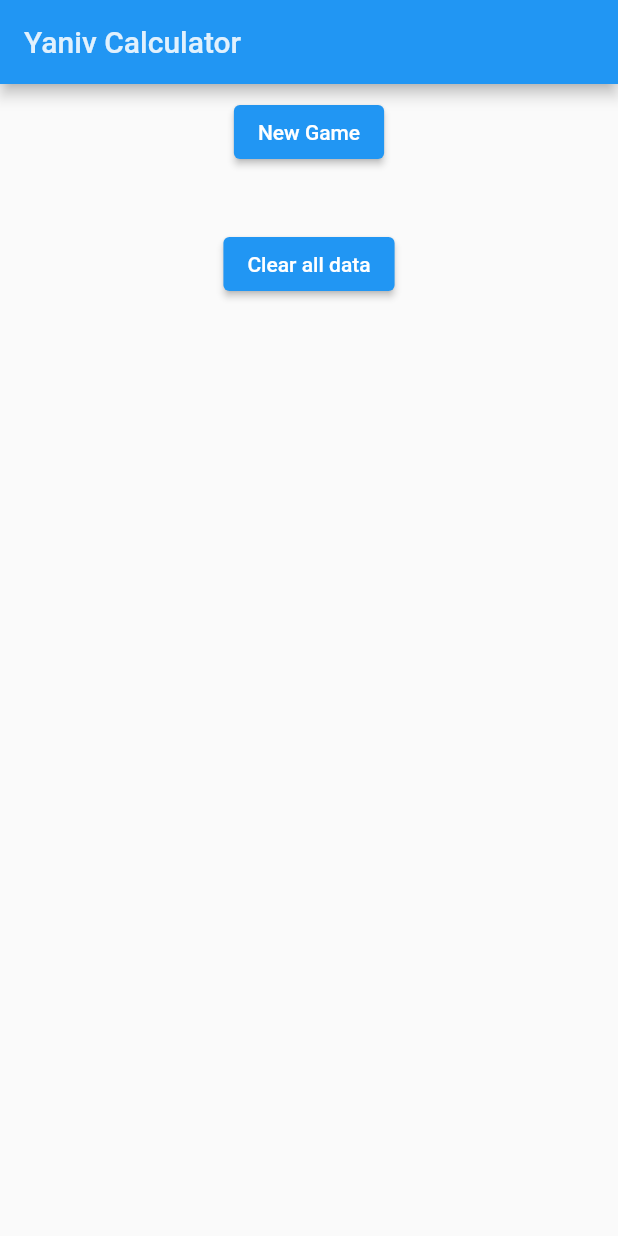
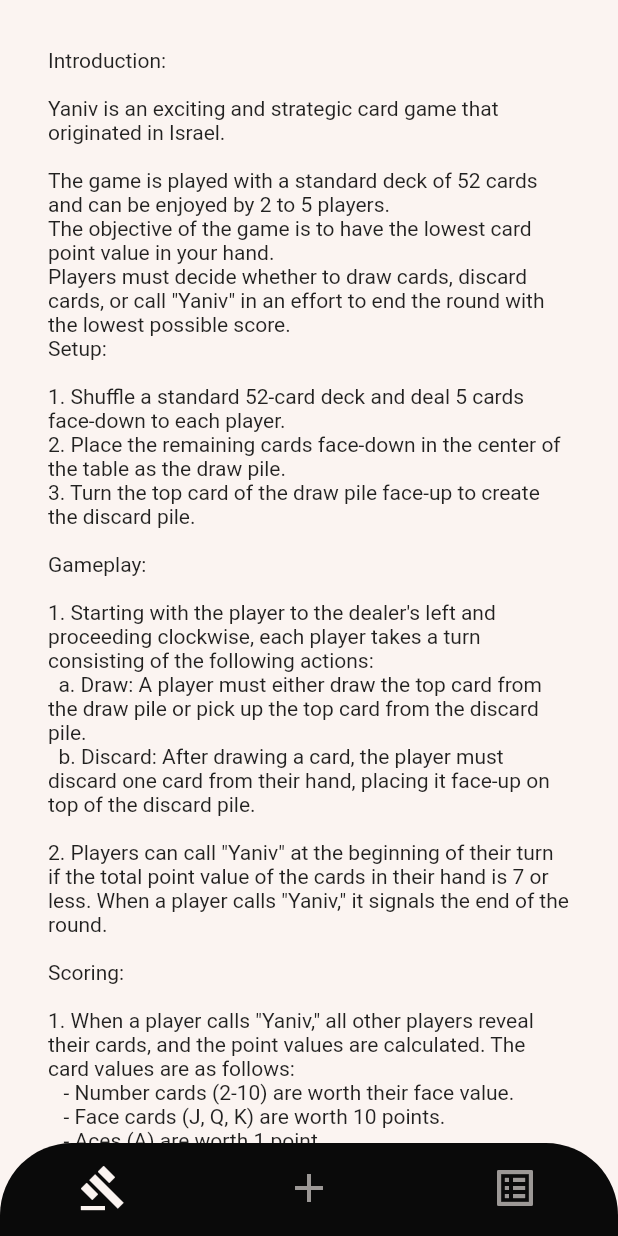
Before and after one commit to amoinier/yaniv_calculator, a Flutter app: the screen it shows after launch, on a phone screen of 412 x 824 dp. Run offline on Flutter 3.47's test engine with Material 2 defaults, Android fonts, the phone set to English and light mode, and no system bars; our stand-ins replace shared_preferences.

Commit message:
feat: some deigns + add reusable players + add rules page + add navigation menu

```diff
--- a/lib/main.dart
+++ b/lib/main.dart
@@ -1,10 +1,9 @@
 import 'package:flutter/material.dart';
 import 'package:uuid/uuid.dart';
-import 'package:yaniv_calculator/file_handler.dart';
 import 'package:yaniv_calculator/list_parties.dart';
-import 'package:yaniv_calculator/party.dart';
+import 'package:yaniv_calculator/new_game.dart';
 import 'package:yaniv_calculator/player.dart';
-import 'package:yaniv_calculator/set_player.dart';
+import 'package:yaniv_calculator/rules.dart';
 
 var uuid = const Uuid();
 
@@ -20,83 +19,85 @@ class MyApp extends StatelessWidget {
   Widget build(BuildContext context) {
     return MaterialApp(
       title: 'Flutter Demo',
-      themeMode: ThemeMode.system,
-      theme: ThemeData(primaryColor: Colors.white),
-      darkTheme: ThemeData.dark(),
+      theme: ThemeData(
+        scaffoldBackgroundColor: const Color.fromARGB(255, 251, 244, 241),
+      ),
       home: const MenuScreen(),
     );
   }
 }
 
-class MenuScreen extends StatelessWidget {
+class MenuScreen extends StatefulWidget {
   const MenuScreen({super.key});
+
+  @override
+  State<MenuScreen> createState() => _MenuScreenState();
+}
+
+class _MenuScreenState extends State<MenuScreen> {
+  int _selectedIndex = 0;
+
+  _MenuScreenState();
+
+  void _onItemTapped(int index) {
+    setState(() {
+      _selectedIndex = index;
+    });
+  }
+
+  static const List<Widget> _widgetOptions = <Widget>[
+    Rules(),
+    NewGame(),
+    ListParties(),
+  ];
 
   @override
   Widget build(BuildContext context) {
     Player.readAsync();
 
-    return Scaffold(
-      appBar: AppBar(
-        title: const Text(
-          'Yaniv Calculator',
-          style: TextStyle(color: Color(0xDDFFFFFF)),
+    return Container(
+      color: const Color.fromARGB(255, 10, 10, 10),
+      child: SafeArea(
+        child: Scaffold(
+          body: _widgetOptions.elementAt(_selectedIndex),
+          bottomNavigationBar: ClipRRect(
+            borderRadius: const BorderRadius.only(
+              topLeft: Radius.circular(48.0),
+              topRight: Radius.circular(48.0),
             ),
-        leading: null,
-        automaticallyImplyLeading: false,
+            child: BottomNavigationBar(
+              onTap: _onItemTapped,
+              backgroundColor: const Color.fromARGB(255, 10, 10, 10),
+              elevation: 0,
+              iconSize: 32,
+              showUnselectedLabels: false,
+              showSelectedLabels: false,
+              selectedItemColor: const Color.fromARGB(255, 251, 244, 241),
+              unselectedItemColor: const Color.fromARGB(155, 251, 244, 241),
+              currentIndex: _selectedIndex,
+              items: const [
+                BottomNavigationBarItem(
+                  icon: Icon(
+                    Icons.gavel,
                   ),
-      body: Row(
-        mainAxisAlignment: MainAxisAlignment.center,
-        children: [
-          Column(
-            mainAxisAlignment: MainAxisAlignment.start,
-            children: [
-              Padding(
-                padding: const EdgeInsets.all(8.0),
-                child: ElevatedButton(
-                  onPressed: () => Navigator.push(
-                    context,
-                    MaterialPageRoute(
-                      builder: (context) => const SetPlayer(),
+                  label: "Game's Rules",
                 ),
+                BottomNavigationBarItem(
+                  icon: Icon(
+                    Icons.add,
                   ),
-                  child: const Text('New Game'),
+                  label: 'New game',
                 ),
+                BottomNavigationBarItem(
+                  icon: Icon(
+                    Icons.list_alt,
                   ),
-              const SizedBox(height: 8),
-              Padding(
-                padding: const EdgeInsets.all(8.0),
-                child: FutureBuilder<List<Party>>(
-                  future: Party.readAsync(),
-                  builder: (
-                    BuildContext context,
-                    AsyncSnapshot<List<Party>> snapshot,
-                  ) {
-                    if (!snapshot.hasData || snapshot.data!.isEmpty) {
-                      return const SizedBox.shrink();
-                    }
-
-                    return ElevatedButton(
-                      onPressed: () => Navigator.push(
-                        context,
-                        MaterialPageRoute(
-                          builder: (context) => const ListParties(),
-                        ),
-                      ),
-                      child: const Text('Reopen older game'),
-                    );
-                  },
-                ),
-              ),
-              Padding(
-                padding: const EdgeInsets.all(8.0),
-                child: ElevatedButton(
-                  onPressed: () => FileHandler.instance.clear(),
-                  child: const Text('Clear all data'),
-                ),
+                  label: 'Reopen older game',
                 ),
               ],
             ),
-        ],
+          ),
+        ),
       ),
     );
   }
--- a/lib/modal_new_round.dart
+++ b/lib/modal_new_round.dart
@@ -68,7 +68,8 @@ class Yaniv {
                                   ),
                                 ),
                                 Checkbox(
-                                  checkColor: Colors.white,
+                                  checkColor:
+                                      const Color.fromARGB(255, 251, 244, 241),
                                   fillColor:
                                       MaterialStateProperty.resolveWith<Color>(
                                           (Set<MaterialState> states) {
@@ -93,7 +94,7 @@ class Yaniv {
                               ],
                             ),
                           ),
-                      const SizedBox(height: 10),
+                      const SizedBox(height: 16),
                       Row(
                         mainAxisAlignment: MainAxisAlignment.end,
                         children: [
--- /dev/null
+++ b/lib/rules.dart
@@ -0,0 +1,63 @@
+import 'package:flutter/material.dart';
+import 'package:yaniv_calculator/file_handler.dart';
+
+class Rules extends StatelessWidget {
+  const Rules({super.key});
+
+  static const _rules = [
+    'Introduction:',
+    '',
+    'Yaniv is an exciting and strategic card game that originated in Israel.',
+    '',
+    'The game is played with a standard deck of 52 cards and can be enjoyed by 2 to 5 players.',
+    'The objective of the game is to have the lowest card point value in your hand.',
+    'Players must decide whether to draw cards, discard cards, or call "Yaniv" in an effort to end the round with the lowest possible score.',
+    'Setup:',
+    '',
+    '1. Shuffle a standard 52-card deck and deal 5 cards face-down to each player.',
+    '2. Place the remaining cards face-down in the center of the table as the draw pile.',
+    '3. Turn the top card of the draw pile face-up to create the discard pile.',
+    '',
+    'Gameplay:',
+    '',
+    "1. Starting with the player to the dealer's left and proceeding clockwise, each player takes a turn consisting of the following actions:",
+    '  a. Draw: A player must either draw the top card from the draw pile or pick up the top card from the discard pile.',
+    '  b. Discard: After drawing a card, the player must discard one card from their hand, placing it face-up on top of the discard pile.',
+    '',
+    '2. Players can call "Yaniv" at the beginning of their turn if the total point value of the cards in their hand is 7 or less. When a player calls "Yaniv," it signals the end of the round.',
+    '',
+    'Scoring:',
+    '',
+    '1. When a player calls "Yaniv," all other players reveal their cards, and the point values are calculated. The card values are as follows:',
+    '   - Number cards (2-10) are worth their face value.',
+    '   - Face cards (J, Q, K) are worth 10 points.',
+    '   - Aces (A) are worth 1 point.',
+    '',
+    '2. If the player who called "Yaniv" has the lowest point total, the other players receive penalty points equal to the point value of the cards in their hand. If another player has an equal or lower point value than the player who called "Yaniv," the caller receives a penalty of 30 points (called an "Assaf") plus the point value of their hand, while the other players receive points equal to their card values.',
+    '',
+    "3. The game continues for a predetermined number of rounds or until a player's cumulative score reaches a certain threshold (e.g., 100 or 200 points). The player with the lowest total score at the end of the game is the winner.",
+  ];
+
+  @override
+  Widget build(BuildContext context) {
+    return SingleChildScrollView(
+      child: Container(
+        padding: const EdgeInsets.all(32),
+        child: Column(
+          mainAxisSize: MainAxisSize.min,
+          crossAxisAlignment: CrossAxisAlignment.start,
+          children: [
+            ..._rules
+                .map((ruleText) => Flexible(child: Text(ruleText)))
+                .toList(),
+            const SizedBox(height: 16),
+            ElevatedButton(
+              onPressed: () => FileHandler.instance.clear(),
+              child: const Text('Clear all data'),
+            ),
+          ],
+        ),
+      ),
+    );
+  }
+}
```
Also changed, not shown: lib/game.dart (+6 -3 lines), lib/list_parties.dart (+0 -16 lines), lib/new_game.dart (renamed from lib/set_player.dart, +88 -24 lines). Lines whose indentation alone changed are shown as unchanged.
